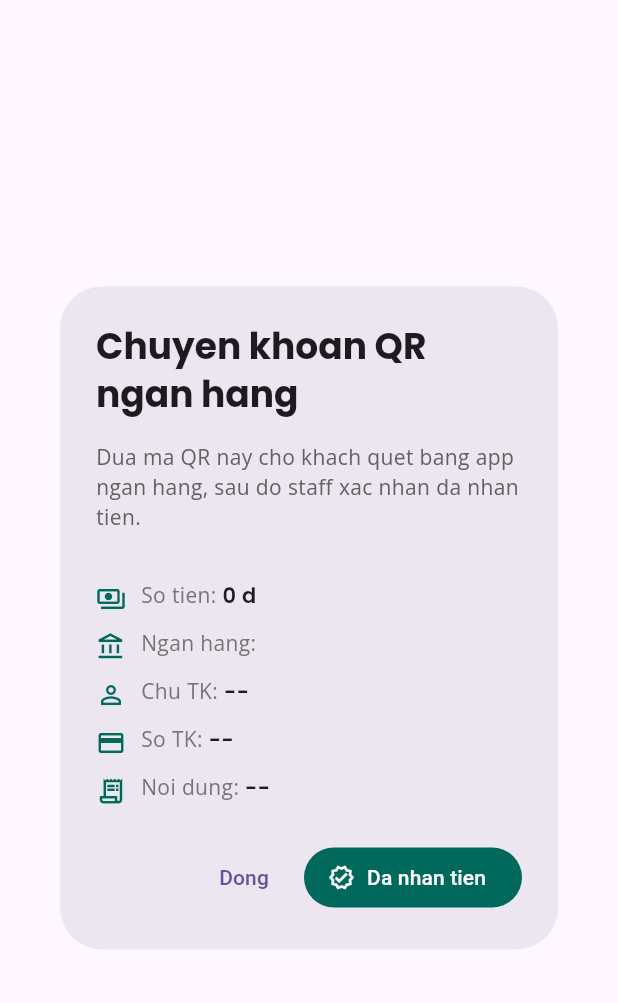
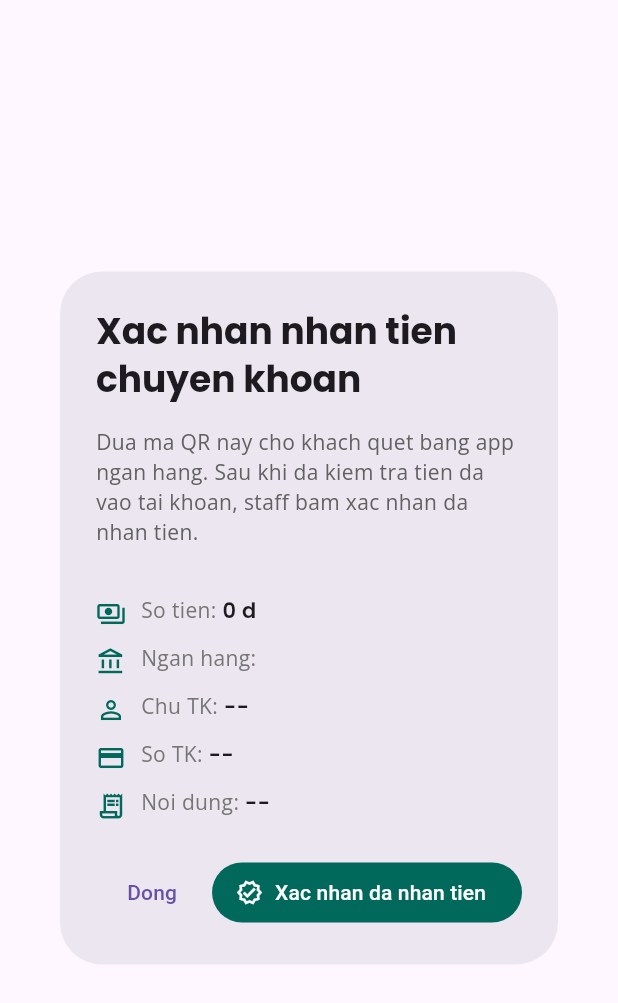
Before and after one commit to phuocnguyen10051307/salon-booking-frontend, a Flutter app: the _TransferPaymentDialog widget shown alone on an empty page, opened directly with empty values, on a phone screen of 412 x 824 dp. Shown: the top 1003 px of the screen. Run offline on Flutter 3.47's test engine with Material 3 defaults, Android fonts, the phone set to English and light mode, and no system bars; our stand-ins replace dio, flutter_dotenv, flutter_map, geolocator, google_fonts, image_picker and 3 more; accounts and stored records are empty; network calls fail.

Commit message:
fix paid

```diff
--- a/lib/features/staff/presentation/staff_schedule_tab.dart
+++ b/lib/features/staff/presentation/staff_schedule_tab.dart
@@ -134,7 +134,7 @@ class _StaffScheduleTabState extends State<StaffScheduleTab> {
           if (!mounted) return;
           Navigator.of(dialogContext).pop();
           ScaffoldMessenger.of(context).showSnackBar(
-            const SnackBar(content: Text('Da xac nhan thanh toan chuyen khoan.')),
+            const SnackBar(content: Text('Da xac nhan da nhan tien chuyen khoan.')),
           );
           await _refresh();
         },
@@ -451,7 +451,7 @@ class _TransferPaymentDialogState extends State<_TransferPaymentDialog> {
     final currencyFormatter = NumberFormat.currency(locale: 'vi_VN', symbol: 'd');
 
     return AlertDialog(
-      title: Text('Chuyen khoan QR ngan hang', style: GoogleFonts.poppins(fontWeight: FontWeight.w700)),
+      title: Text('Xac nhan nhan tien chuyen khoan', style: GoogleFonts.poppins(fontWeight: FontWeight.w700)),
       content: SizedBox(
         width: 420,
         child: SingleChildScrollView(
@@ -460,7 +460,7 @@ class _TransferPaymentDialogState extends State<_TransferPaymentDialog> {
             crossAxisAlignment: CrossAxisAlignment.start,
             children: [
               Text(
-                'Dua ma QR nay cho khach quet bang app ngan hang, sau do staff xac nhan da nhan tien.',
+                'Dua ma QR nay cho khach quet bang app ngan hang. Sau khi da kiem tra tien da vao tai khoan, staff bam xac nhan da nhan tien.',
                 style: GoogleFonts.openSans(color: Colors.grey.shade700),
               ),
               const SizedBox(height: 16),
@@ -532,7 +532,7 @@ class _TransferPaymentDialogState extends State<_TransferPaymentDialog> {
                   child: CircularProgressIndicator(strokeWidth: 2, color: Colors.white),
                 )
               : const Icon(Icons.verified_outlined),
-          label: Text(_isConfirming ? 'Dang xac nhan' : 'Da nhan tien'),
+          label: Text(_isConfirming ? 'Dang xac nhan' : 'Xac nhan da nhan tien'),
         ),
       ],
     );
```
